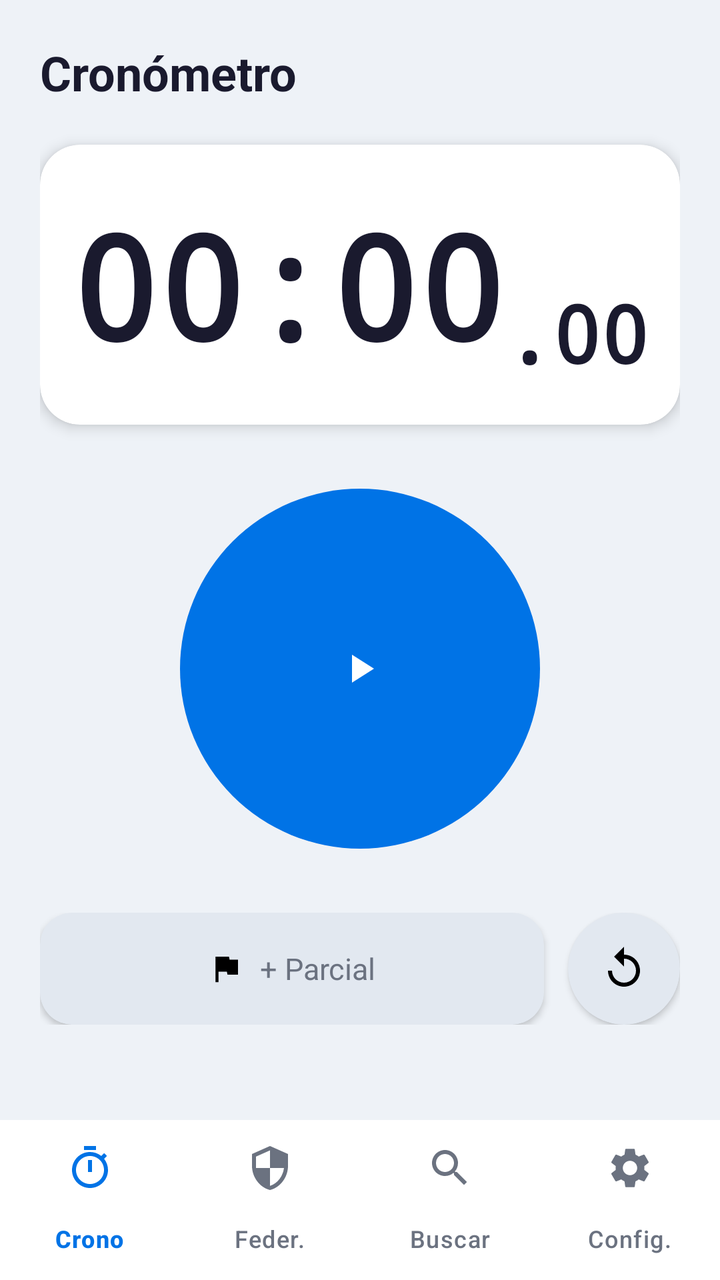
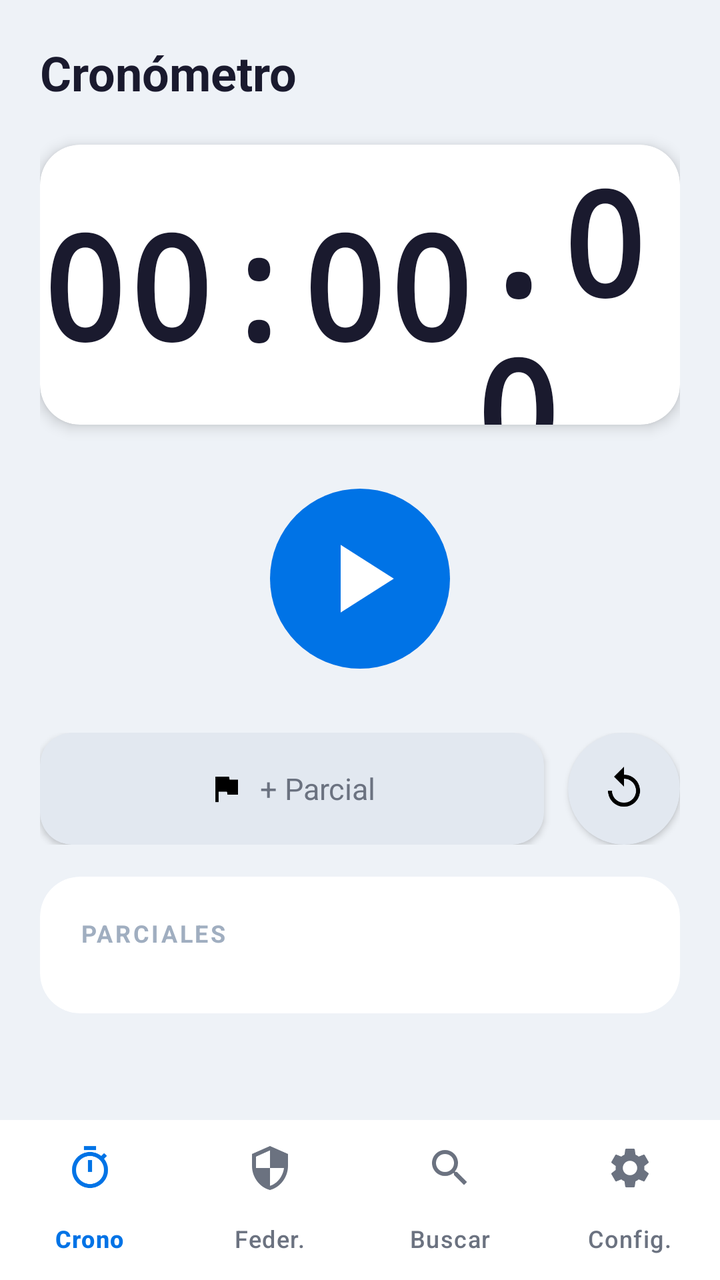

Two renders of the same Android screen: before a commit and after it. Below are the layout's source before the change and the commit's diff.
<!-- AndroidManifest.xml: application theme Theme.SalvaTrackJava -->
<!-- res/layout/activity_main.xml -->
<?xml version="1.0" encoding="utf-8"?>
<androidx.constraintlayout.widget.ConstraintLayout
    xmlns:android="http://schemas.android.com/apk/res/android"
    xmlns:app="http://schemas.android.com/apk/res-auto"
    xmlns:tools="http://schemas.android.com/tools"
    android:id="@+id/main"
    android:layout_width="match_parent"
    android:layout_height="match_parent"
    android:background="#EEF2F7"
    tools:context=".MainActivity">

    
    <ScrollView
        android:id="@+id/scrollView"
        android:layout_width="match_parent"
        android:layout_height="0dp"
        android:fillViewport="true"
        app:layout_constraintTop_toTopOf="parent"
        app:layout_constraintBottom_toTopOf="@id/bottomNav">

        <LinearLayout
            android:layout_width="match_parent"
            android:layout_height="wrap_content"
            android:orientation="vertical"
            android:paddingStart="20dp"
            android:paddingEnd="20dp"
            android:paddingTop="20dp"
            android:paddingBottom="20dp">

            
            <TextView
                android:layout_width="wrap_content"
                android:layout_height="wrap_content"
                android:text="Cronómetro"
                android:textSize="24sp"
                android:textStyle="bold"
                android:textColor="#1A1A2E"
                android:layout_marginBottom="20dp"/>
            
            <androidx.cardview.widget.CardView
                android:layout_width="match_parent"
                android:layout_height="140dp"
                app:cardCornerRadius="20dp"
                app:cardElevation="4dp"
                app:cardBackgroundColor="@color/card"
                android:layout_marginBottom="32dp">

                <LinearLayout
                    android:layout_width="match_parent"
                    android:layout_height="match_parent"
                    android:orientation="horizontal"
                    android:gravity="center">

                    <TextView
                        android:id="@+id/tvTime"
                        android:layout_width="wrap_content"
                        android:layout_height="wrap_content"
                        android:text="00:00"
                        android:textSize="72sp"
                        android:textStyle="bold"
                        android:textColor="#1A1A2E"
                        android:fontFamily="monospace"/>

                    <TextView
                        android:id="@+id/tvMillis"
                        android:layout_width="wrap_content"
                        android:layout_height="wrap_content"
                        android:text=".00"
                        android:textSize="40sp"
                        android:textStyle="bold"
                        android:textColor="#1A1A2E"
                        android:fontFamily="monospace"
                        android:layout_marginTop="24dp"/>

                </LinearLayout>
            </androidx.cardview.widget.CardView>

            
            <LinearLayout
                android:layout_width="match_parent"
                android:layout_height="wrap_content"
                android:gravity="center"
                android:layout_marginBottom="32dp">

                <ImageButton
                    android:id="@+id/btnStartStop"
                    android:layout_width="180dp"
                    android:layout_height="180dp"
                    android:src="@drawable/ic_play"
                    android:background="@drawable/bg_play_button"
                    android:padding="24dp"
                    android:contentDescription="Iniciar/Parar"/>

            </LinearLayout>

            
            <LinearLayout
                android:layout_width="match_parent"
                android:layout_height="56dp"
                android:orientation="horizontal"
                android:gravity="center_vertical">

                
                <androidx.cardview.widget.CardView
                    android:layout_width="0dp"
                    android:layout_height="56dp"
                    android:layout_weight="1"
                    app:cardCornerRadius="16dp"
                    app:cardElevation="2dp"
                    app:cardBackgroundColor="#E2E8F0"
                    android:layout_marginEnd="12dp">

                    <LinearLayout
                        android:id="@+id/btnParcial"
                        android:layout_width="match_parent"
                        android:layout_height="match_parent"
                        android:orientation="horizontal"
                        android:gravity="center"
                        android:clickable="true"
                        android:focusable="true">

                        <ImageView
                            android:layout_width="18dp"
                            android:layout_height="18dp"
                            android:src="@drawable/ic_flag"
                            android:layout_marginEnd="8dp"/>

                        <TextView
                            android:layout_width="wrap_content"
                            android:layout_height="wrap_content"
                            android:text="+ Parcial"
                            android:textSize="15sp"
                            android:textColor="@color/text_secondary"/>
                    </LinearLayout>
                </androidx.cardview.widget.CardView>

                
                <androidx.cardview.widget.CardView
                    android:layout_width="56dp"
                    android:layout_height="56dp"
                    app:cardCornerRadius="28dp"
                    app:cardElevation="2dp"
                    app:cardBackgroundColor="#E2E8F0">

                    <ImageButton
                        android:id="@+id/btnReset"
                        android:layout_width="match_parent"
                        android:layout_height="match_parent"
                        android:src="@drawable/ic_refresh"
                        android:background="@android:color/transparent"
                        android:padding="14dp"
                        android:contentDescription="Reiniciar"/>
                </androidx.cardview.widget.CardView>

            </LinearLayout>

        </LinearLayout>
    </ScrollView>

    
    <com.google.android.material.bottomnavigation.BottomNavigationView
        android:id="@+id/bottomNav"
        android:layout_width="match_parent"
        android:layout_height="wrap_content"
        android:background="@color/card"
        app:menu="@menu/bottom_nav_menu"
        app:itemIconTint="@color/nav_item_color"
        app:itemTextColor="@color/nav_item_color"
        app:labelVisibilityMode="labeled"
        app:layout_constraintBottom_toBottomOf="parent"
        app:layout_constraintStart_toStartOf="parent"
        app:layout_constraintEnd_toEndOf="parent"
        app:elevation="8dp"/>

</androidx.constraintlayout.widget.ConstraintLayout>
<!-- resources referenced by this layout -->
<resources>
  <color name="card">#FFFFFF</color>
  <color name="text_secondary">#6B7280</color>
  <!-- drawable bg_play_button (drawable) -->
  <?xml version="1.0" encoding="utf-8"?>
  <shape xmlns:android="http://schemas.android.com/apk/res/android"
      android:shape="oval">
      <solid android:color="#0073E6"/>
  </shape>
  <!-- drawable ic_flag (drawable) -->
  <vector xmlns:android="http://schemas.android.com/apk/res/android"
      android:width="24dp" android:height="24dp"
      android:viewportWidth="24" android:viewportHeight="24">
      <path android:fillColor="@android:color/black"
          android:pathData="M14.4,6L14,4H5v17h2v-7h5.6l0.4,2h7V6z"/>
  </vector>
  <!-- drawable ic_play (drawable) -->
  <vector xmlns:android="http://schemas.android.com/apk/res/android"
      android:width="24dp" android:height="24dp"
      android:viewportWidth="24" android:viewportHeight="24">
      <path android:fillColor="@android:color/white"
          android:pathData="M8,5v14l11,-7z"/>
  </vector>
  <!-- drawable ic_refresh (drawable) -->
  <vector xmlns:android="http://schemas.android.com/apk/res/android"
      android:width="24dp" android:height="24dp"
      android:viewportWidth="24" android:viewportHeight="24">
      <path android:fillColor="@android:color/black"
          android:pathData="M12,5V1L7,6l5,5V7c3.31,0 6,2.69 6,6s-2.69,6 -6,6 -6,-2.69 -6,-6H4c0,4.42 3.58,8 8,8s8,-3.58 8,-8 -3.58,-8 -8,-8z"/>
  </vector>
  <style name="Theme.SalvaTrackJava" parent="Base.Theme.SalvaTrackJava" />
  <style name="Base.Theme.SalvaTrackJava" parent="Theme.Material3.DayNight.NoActionBar">
          <item name="colorPrimary">@color/primary</item>
          <item name="android:statusBarColor">@color/background_light</item>
          <item name="android:windowLightStatusBar">true</item>
      </style>
  <color name="primary">#0073E6</color>
  <color name="background_light">#F8FAFC</color>
</resources>

<!-- the commit's change to res/layout/activity_main.xml (unified diff, before → after) -->
@@ -66,11 +66,10 @@
                         android:layout_width="wrap_content"
                         android:layout_height="wrap_content"
                         android:text=".00"
-                        android:textSize="40sp"
+                        android:textSize="72sp"
                         android:textStyle="bold"
                         android:textColor="#1A1A2E"
-                        android:fontFamily="monospace"
-                        android:layout_marginTop="24dp"/>
+                        android:fontFamily="monospace" />
 
                 </LinearLayout>
             </androidx.cardview.widget.CardView>
@@ -84,11 +83,12 @@
 
                 <ImageButton
                     android:id="@+id/btnStartStop"
-                    android:layout_width="180dp"
-                    android:layout_height="180dp"
+                    android:layout_width="90dp"
+                    android:layout_height="90dp"
                     android:src="@drawable/ic_play"
                     android:background="@drawable/bg_play_button"
-                    android:padding="24dp"
+                    android:padding="16dp"
+                    android:scaleType="fitCenter"
                     android:contentDescription="Iniciar/Parar"/>
 
             </LinearLayout>
@@ -154,6 +154,37 @@
 
             </LinearLayout>
 
+            <androidx.cardview.widget.CardView
+                android:layout_width="match_parent"
+                android:layout_height="wrap_content"
+                android:layout_marginTop="16dp"
+                app:cardCornerRadius="20dp"
+                app:cardElevation="0dp"
+                app:cardBackgroundColor="#FFFFFF">
+
+                <LinearLayout
+                    android:layout_width="match_parent"
+                    android:layout_height="wrap_content"
+                    android:orientation="vertical"
+                    android:padding="20dp">
+
+                    <TextView
+                        android:layout_width="wrap_content"
+                        android:layout_height="wrap_content"
+                        android:text="PARCIALES"
+                        android:textSize="12sp"
+                        android:textStyle="bold"
+                        android:textColor="#A0AEC0"
+                        android:letterSpacing="0.1"
+                        android:layout_marginBottom="12dp"/>
+
+                    <LinearLayout
+                        android:id="@+id/llParciales"
+                        android:layout_width="match_parent"
+                        android:layout_height="wrap_content"
+                        android:orientation="vertical"/>
+                </LinearLayout>
+            </androidx.cardview.widget.CardView>
         </LinearLayout>
     </ScrollView>
 
